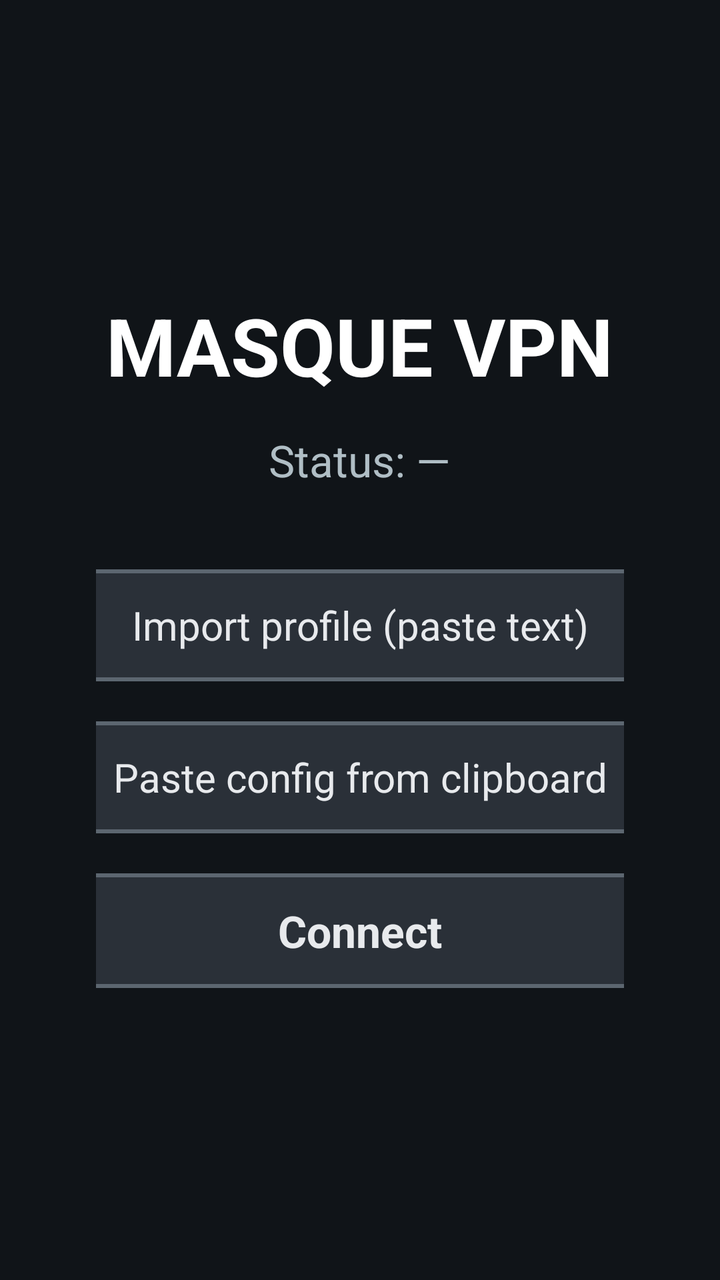
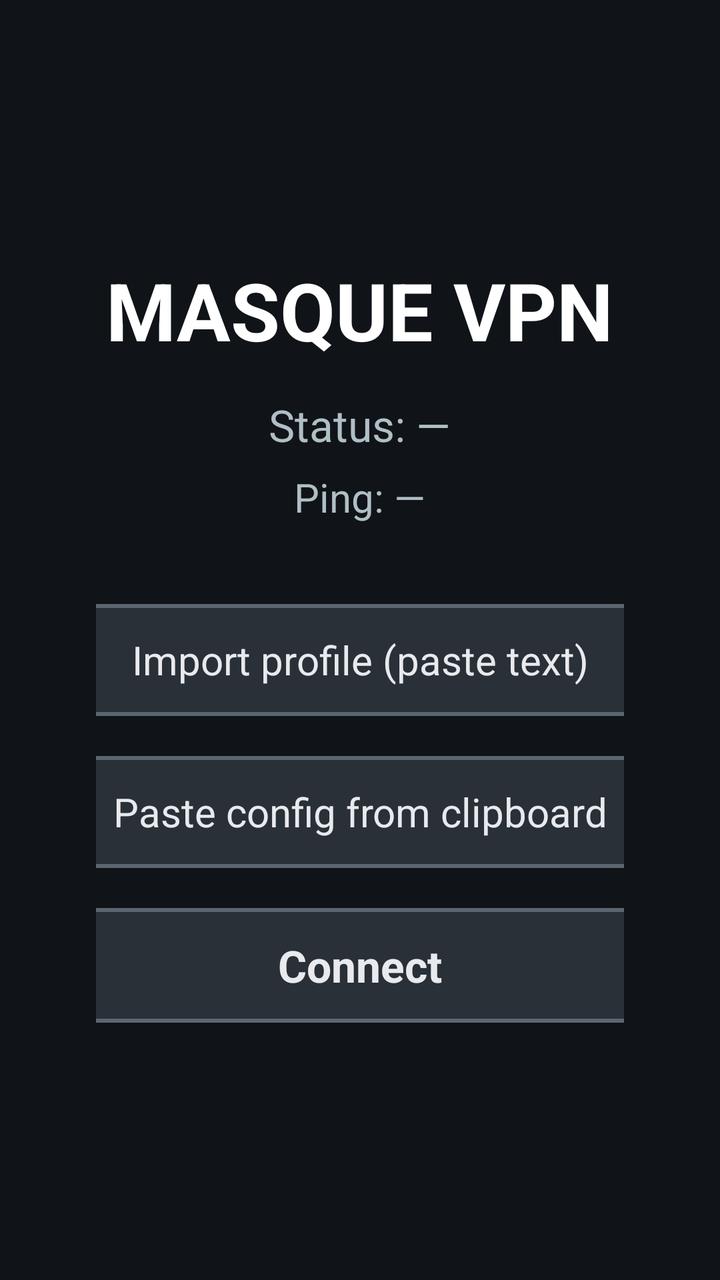

The first picture is an Android layout as it rendered before a commit; the second is the same layout after the commit. The layout source and the unified diff follow.
<!-- AndroidManifest.xml: application theme Theme.MasqueTv -->
<!-- res/layout/activity_tv_main.xml -->
<?xml version="1.0" encoding="utf-8"?>
<LinearLayout xmlns:android="http://schemas.android.com/apk/res/android"
    android:layout_width="match_parent"
    android:layout_height="match_parent"
    android:orientation="vertical"
    android:gravity="center"
    android:background="@color/tv_background"
    android:padding="48dp">

    <TextView
        android:layout_width="wrap_content"
        android:layout_height="wrap_content"
        android:text="MASQUE VPN"
        android:textColor="@color/tv_text_primary"
        android:textSize="40sp"
        android:textStyle="bold"
        android:layout_marginBottom="16dp" />

    <TextView
        android:id="@+id/tvStatus"
        android:layout_width="wrap_content"
        android:layout_height="wrap_content"
        android:text="Status: —"
        android:textColor="@color/tv_text_secondary"
        android:textSize="22sp"
        android:gravity="center"
        android:layout_marginBottom="40dp" />

    <Button
        android:id="@+id/tvBtnPaste"
        style="@style/TvButton"
        android:layout_width="520dp"
        android:layout_height="wrap_content"
        android:text="Import profile (paste text)"
        android:textSize="20sp"
        android:nextFocusDown="@+id/tvBtnClipboard"
        android:layout_marginBottom="20dp" />

    <Button
        android:id="@+id/tvBtnClipboard"
        style="@style/TvButton"
        android:layout_width="520dp"
        android:layout_height="wrap_content"
        android:text="Paste config from clipboard"
        android:textSize="20sp"
        android:nextFocusUp="@+id/tvBtnPaste"
        android:nextFocusDown="@+id/tvBtnConnect"
        android:layout_marginBottom="20dp" />

    <Button
        android:id="@+id/tvBtnConnect"
        style="@style/TvButton"
        android:layout_width="520dp"
        android:layout_height="wrap_content"
        android:text="Connect"
        android:textSize="22sp"
        android:textStyle="bold"
        android:nextFocusUp="@+id/tvBtnClipboard" />

</LinearLayout>
<!-- resources referenced by this layout -->
<resources>
  <color name="tv_background">#101418</color>
  <color name="tv_text_primary">#FFFFFF</color>
  <color name="tv_text_secondary">#B0BEC5</color>
  <style name="TvButton" parent="android:Widget.Material.Button">
      <item name="android:background">@drawable/tv_button_background</item>
      <item name="android:textColor">@color/tv_button_text_selector</item>
      <item name="android:minHeight">56dp</item>
      <item name="android:paddingLeft">24dp</item>
      <item name="android:paddingRight">24dp</item>
      <item name="android:paddingTop">14dp</item>
      <item name="android:paddingBottom">14dp</item>
      <item name="android:focusable">true</item>
      <item name="android:focusableInTouchMode">true</item>
      <item name="android:stateListAnimator">@null</item>
    </style>
  <style name="Theme.MasqueTv" parent="Theme.Leanback">
      <item name="android:windowBackground">@color/tv_background</item>
      <item name="android:colorBackground">@color/tv_background</item>
      <item name="android:defaultFocusHighlightEnabled">false</item>
      <item name="android:buttonStyle">@style/TvButton</item>
    </style>
  <!-- drawable tv_button_background (drawable) -->
  <?xml version="1.0" encoding="utf-8"?>
  <selector xmlns:android="http://schemas.android.com/apk/res/android">
      <item android:state_focused="true">
          <shape android:shape="rectangle">
              <solid android:color="@color/tv_button_focus_bg" />
              <stroke
                  android:width="4dp"
                  android:color="@color/tv_button_focus_border" />
              <corners android:radius="12dp" />
          </shape>
      </item>
      <item android:state_pressed="true">
          <shape android:shape="rectangle">
              <solid android:color="@color/tv_button_pressed_bg" />
              <stroke
                  android:width="3dp"
                  android:color="@color/tv_button_focus_border" />
              <corners android:radius="12dp" />
          </shape>
      </item>
      <item>
          <shape android:shape="rectangle">
              <solid android:color="@color/tv_button_bg" />
              <stroke
                  android:width="2dp"
                  android:color="@color/tv_button_border" />
              <corners android:radius="12dp" />
          </shape>
      </item>
  </selector>
  <color name="tv_button_focus_bg">#1A8CFF</color>
  <color name="tv_button_focus_border">#FFFFFF</color>
  <color name="tv_button_pressed_bg">#0F6FD4</color>
  <color name="tv_button_bg">#2A3038</color>
  <color name="tv_button_border">#5C6670</color>
</resources>

<!-- the commit's change to res/layout/activity_tv_main.xml (unified diff, before → after) -->
@@ -23,6 +23,16 @@
         android:text="Status: —"
         android:textColor="@color/tv_text_secondary"
         android:textSize="22sp"
+        android:gravity="center"
+        android:layout_marginBottom="8dp" />
+
+    <TextView
+        android:id="@+id/tvPing"
+        android:layout_width="wrap_content"
+        android:layout_height="wrap_content"
+        android:text="Ping: —"
+        android:textColor="@color/tv_text_secondary"
+        android:textSize="20sp"
         android:gravity="center"
         android:layout_marginBottom="40dp" />
 
